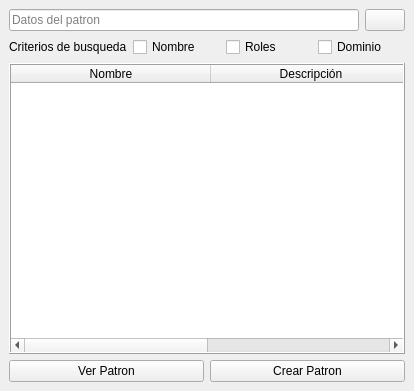
Qt form interfaces/I_Busqueda.ui (victorloal/-patternRepository) before a commit.
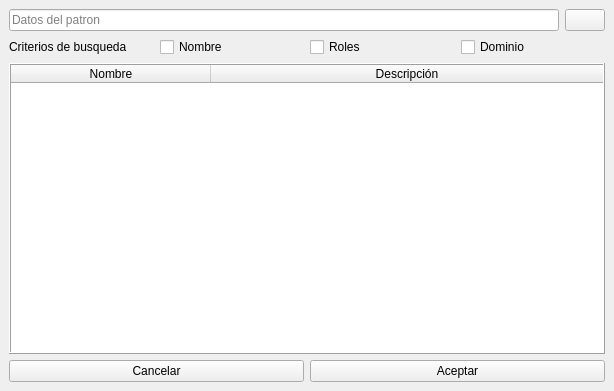
The same form after that commit. Icons and pictures are not drawn.

```diff
--- a/interfaces/I_Busqueda.ui
+++ b/interfaces/I_Busqueda.ui
@@ -6,7 +6,7 @@
    <rect>
     <x>0</x>
     <y>0</y>
-    <width>414</width>
+    <width>614</width>
     <height>391</height>
    </rect>
   </property>
@@ -172,17 +172,17 @@
     </item>
     <item>
      <layout class="QHBoxLayout" name="horizontalLayout_3">
-      <item>
-       <widget class="QPushButton" name="pb_verPatron">
-        <property name="text">
-         <string>Ver Patron</string>
-        </property>
-       </widget>
-      </item>
       <item>
        <widget class="QPushButton" name="pb_crearPatron">
         <property name="text">
-         <string>Crear Patron</string>
+         <string>Cancelar</string>
+        </property>
+       </widget>
+      </item>
+      <item>
+       <widget class="QPushButton" name="pb_verPatron">
+        <property name="text">
+         <string>Aceptar</string>
         </property>
        </widget>
       </item>
```
